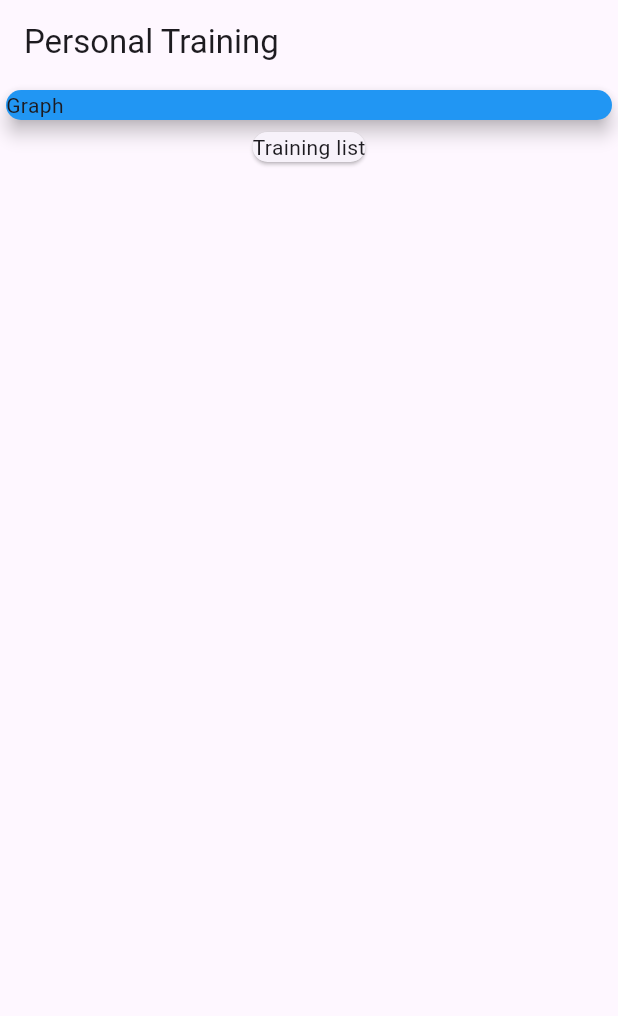
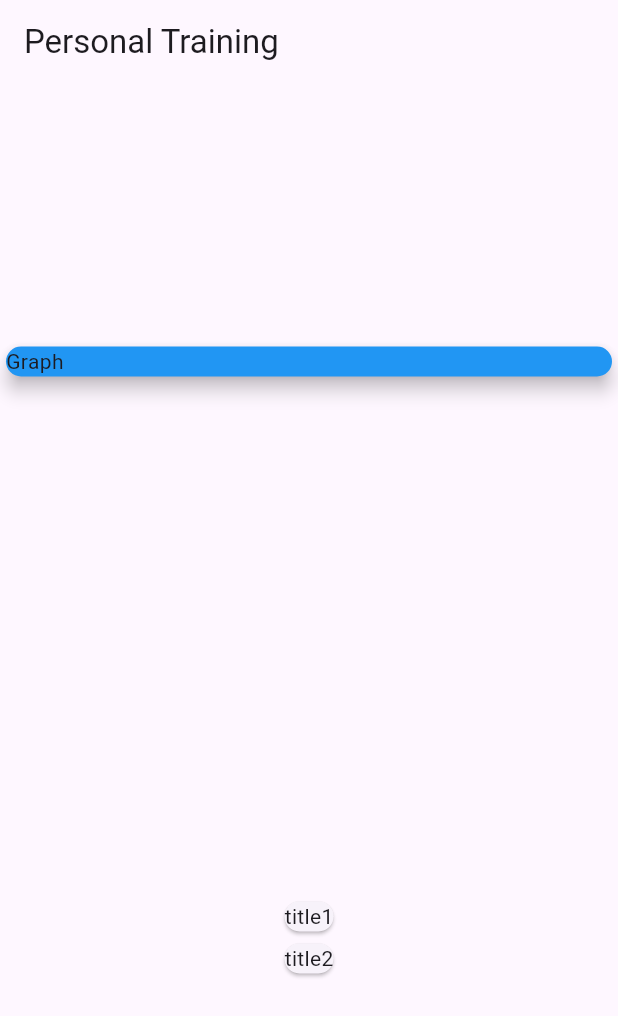
Before and after one commit to 4lexRossi/gym_app, a Flutter app: the screen it shows after launch, on a phone screen of 412 x 824 dp. Shown: the top 1016 px of the screen. Run offline on Flutter 3.47's test engine with Material 3 defaults, Android fonts, the phone set to English and light mode, and no system bars.

Commit message:
feat: create exercise class

```diff
--- a/lib/main.dart
+++ b/lib/main.dart
@@ -1,4 +1,5 @@
 import 'package:flutter/material.dart';
+import 'package:gym_app/models/exercise.dart';
 
 main() => runApp(const MyGym());
 
@@ -7,12 +8,15 @@ class MyGym extends StatelessWidget {
 
   @override
   Widget build(BuildContext context) {
-    return const MaterialApp(home: MyHomePage());
+    return MaterialApp(home: MyHomePage());
   }
 }
 
 class MyHomePage extends StatelessWidget {
-  const MyHomePage({super.key});
+  final _exercises = [
+    Exercise(id: 'E1', title: 'title1', set: 3, weight: 25.0),
+    Exercise(id: 'E2', title: 'title2', set: 4, weight: 15.0)
+  ];
 
   @override
   Widget build(BuildContext context) {
@@ -21,17 +25,23 @@ class MyHomePage extends StatelessWidget {
         title: const Text('Personal Training'),
       ),
       body: Column(
-        children: <Widget>[
+        mainAxisAlignment: MainAxisAlignment.spaceAround,
+        crossAxisAlignment: CrossAxisAlignment.stretch,
+        children: [
           Container(
             width: double.infinity,
             child: const Card(
               color: Colors.blue,
+              elevation: 5,
               child: Text('Graph'),
-              elevation: 5,
             ),
           ),
-          const Card(
-            child: Text('Training list'),
+          Column(
+            children: _exercises.map((ex) {
+              return Card(
+                child: Text(ex.title),
+              );
+            }).toList(),
           )
         ],
       ),
--- /dev/null
+++ b/lib/models/exercise.dart
@@ -0,0 +1,13 @@
+class Exercise {
+  final String id;
+  final String title;
+  final num set;
+  final double weight;
+
+  Exercise({
+    required this.id,
+    required this.title,
+    required this.set,
+    required this.weight,
+  });
+}
```
